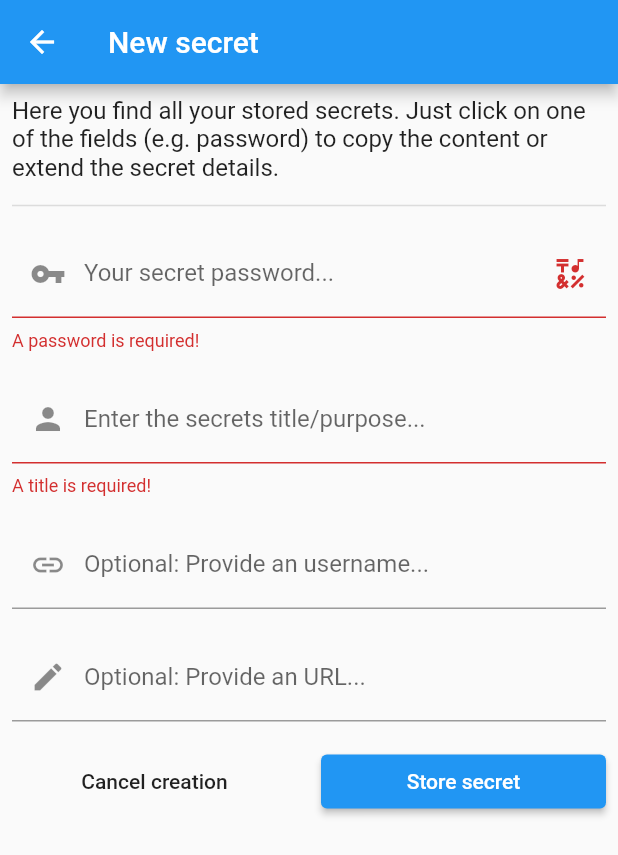
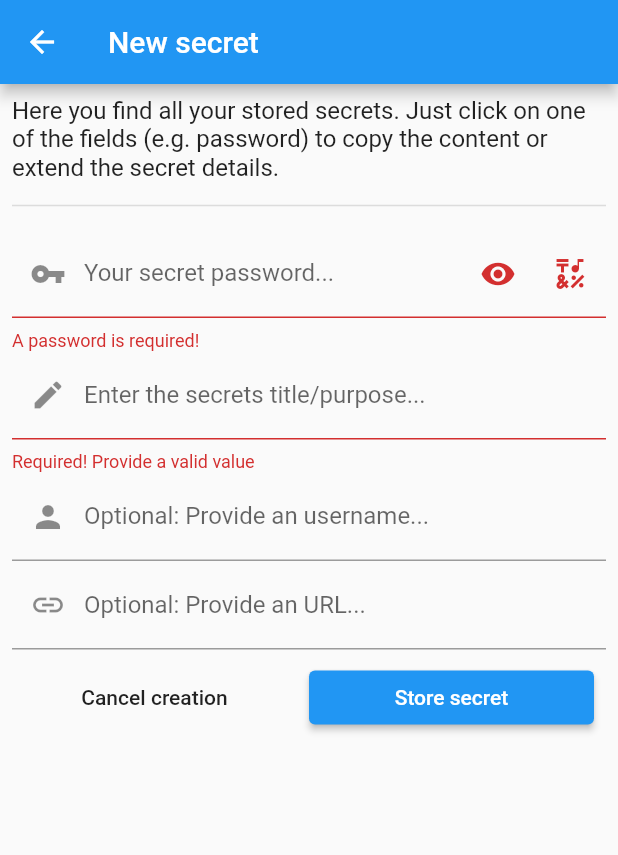
Before and after one commit to oneaxis/lokr_ui, a Flutter app: the SecretCreationView screen opened directly, after a tap on "Store secret", on a phone screen of 412 x 824 dp. Shown: the top 855 px of the screen. Run offline on Flutter 3.47's test engine with Material 2 defaults, Android fonts, the phone set to English and light mode, and no system bars; generated files the repository leaves out were written again; network calls fail.

Commit message:
feature/4: refined creation layout

```diff
--- a/lib/secret-creation-view.dart
+++ b/lib/secret-creation-view.dart
@@ -1,6 +1,7 @@
 import 'package:flutter/cupertino.dart';
 import 'package:flutter/material.dart';
 import 'package:lokr_ui/secret.dart';
+import 'package:lokr_ui/validator.dart';
 
 import 'messaging-service.dart';
 
@@ -23,21 +24,21 @@ class _SecretCreationViewState extends State<SecretCreationView> {
         appBar: AppBar(
           title: Text("New secret"),
         ),
-          body: Column(
+        body: Padding(
+            padding: EdgeInsets.all(8),
+            child: Column(
               children: [
-              Padding(
-                padding: EdgeInsets.all(8),
-                child: Text(
+                Text(
                     'Here you find all your stored secrets. Just click on one of the '
                     'fields (e.g. password) to copy the content or extend the secret details.',
                     style: Theme.of(context).textTheme.bodyText1),
-              ),
                 Padding(
-                  padding: EdgeInsets.only(left: 8, right: 8),
+                    padding: EdgeInsets.only(top: 8, bottom: 8),
                     child: Divider(thickness: 1)),
                 _SecretCreationForm(),
               ],
             )),
+      ),
     );
   }
 }
@@ -49,7 +50,7 @@ class _SecretCreationForm extends StatefulWidget {
 
 class __SecretCreationFormState extends State<_SecretCreationForm> {
   final _formKey = GlobalKey<FormState>();
-  var _passwordController = TextEditingController(),
+  final TextEditingController _passwordController = TextEditingController(),
       _titleController = TextEditingController(),
       _usernameController = TextEditingController(),
       _urlController = TextEditingController();
@@ -60,70 +61,18 @@ class __SecretCreationFormState extends State<_SecretCreationForm> {
         key: _formKey,
         child: Column(
           children: [
-            Padding(
-                padding: EdgeInsets.all(8),
-                child: TextFormField(
-                  obscureText: true,
-                  controller: _passwordController,
-                  decoration: InputDecoration(
-                    labelText: 'Your secret password...',
-                    prefixIcon: Icon(Icons.vpn_key),
-                    suffixIcon: IconButton(
-                      icon: Icon(Icons.emoji_symbols),
-                      onPressed: () {},
-                    ),
-                  ),
-                  validator: (value) {
-                    if (value.isEmpty) {
-                      return 'A password is required!';
-                    }
-                    return null;
-                  },
-                )),
-            Padding(
-                padding: EdgeInsets.all(8),
-                child: TextFormField(
-                  controller: _titleController,
-                  decoration: InputDecoration(
-                    labelText: 'Enter the secrets title/purpose...',
-                    prefixIcon: Icon(Icons.person),
-                  ),
-                  validator: (value) {
-                    if (value.isEmpty) {
-                      return 'A title is required!';
-                    }
-                    return null;
-                  },
-                )),
-            Padding(
-                padding: EdgeInsets.all(8),
-                child: TextFormField(
-                  controller: _usernameController,
-                  decoration: InputDecoration(
-                    labelText: 'Optional: Provide an username...',
-                    prefixIcon: Icon(Icons.link),
-                  ),
-                  validator: (value) {
-                    return null;
-                  },
-                )),
-            Padding(
-                padding: EdgeInsets.all(8),
-                child: TextFormField(
-                  controller: _urlController,
-                  decoration: InputDecoration(
-                    labelText: 'Optional: Provide an URL...',
-                    prefixIcon: Icon(Icons.edit),
-                  ),
-                  validator: (value) {
-                    return null;
-                  },
-                )),
+            _PasswordFormField(),
+            _TextFormField('Enter the secrets title/purpose...',
+                prefix: Icon(Icons.edit), validators: [Validator.required]),
+            _TextFormField('Optional: Provide an username...',
+                prefix: Icon(Icons.person)),
+            _TextFormField('Optional: Provide an URL...',
+                prefix: Icon(Icons.link)),
             Row(
               children: [
                 Expanded(
                   child: Padding(
-                  padding: EdgeInsets.all(8),
+                    padding: EdgeInsets.only(right: 8, top: 8),
                     child: FlatButton(
                       onPressed: () {
                         // Validate returns true if the form is valid, or false
@@ -132,10 +81,11 @@ class __SecretCreationFormState extends State<_SecretCreationForm> {
                       },
                       child: Text("Cancel creation"),
                     ),
-                )),
+                  ),
+                ),
                 Expanded(
                   child: Padding(
-                  padding: EdgeInsets.all(8),
+                    padding: EdgeInsets.only(right: 8, top: 8),
                     child: ElevatedButton(
                       onPressed: () {
                         // Validate returns true if the form is valid, or false
@@ -147,16 +97,113 @@ class __SecretCreationFormState extends State<_SecretCreationForm> {
                             username: _usernameController.text,
                             url: _urlController.text,
                           );
-                        MessagingService.showSnackBarMessage(context, 'Processing Data for $secret');
+                          MessagingService.showSnackBarMessage(
+                              context, 'Processing Data for $secret');
                         }
                       },
                       child: Text('Store secret'),
                     ),
-                )),
+                  ),
+                ),
               ],
             ),
           ],
         ));
+  }
+}
+
+class _TextFormField extends StatelessWidget {
+  final TextEditingController _controller = TextEditingController();
+  final String label;
+  Icon suffix, prefix;
+  List<Function> validators;
+
+  _TextFormField(this.label, {this.suffix, this.prefix, this.validators});
+
+  @override
+  Widget build(BuildContext context) {
+    return Row(
+      children: [
+        Expanded(
+          flex: 8,
+          child: TextFormField(
+            controller: _controller,
+            decoration: InputDecoration(
+              labelText: label,
+              prefixIcon: prefix ?? prefix,
+              suffixIcon: suffix ?? suffix,
+            ),
+            validator: (value) {
+              for (final validator in validators) {
+                return validator(value);
+              }
+              return null;
+            },
+          ),
+        )
+      ],
+    );
+  }
+}
+
+class _PasswordFormField extends StatefulWidget {
+  @override
+  _PasswordFormFieldState createState() => _PasswordFormFieldState();
+}
+
+class _PasswordFormFieldState extends State<_PasswordFormField> {
+  final TextEditingController _passwordController = TextEditingController();
+  bool _isPasswordVisible = false;
+
+  void togglePasswordVisibility() {
+    this.setState(() {
+      _isPasswordVisible = !_isPasswordVisible;
+    });
+  }
+
+  @override
+  Widget build(BuildContext context) {
+    return Row(
+      children: [
+        Expanded(
+          flex: 8,
+          child: TextFormField(
+            obscureText: !_isPasswordVisible,
+            controller: _passwordController,
+            decoration: InputDecoration(
+                labelText: 'Your secret password...',
+                prefixIcon: Icon(Icons.vpn_key),
+                suffixIcon: Row(
+                    mainAxisAlignment: MainAxisAlignment.spaceBetween,
+                    // added line
+                    mainAxisSize: MainAxisSize.min,
+                    children: [
+                      IconButton(
+                        icon: _isPasswordVisible
+                            ? Icon(Icons.visibility_off)
+                            : Icon(Icons.visibility),
+                        onPressed: () {
+                          this.togglePasswordVisibility();
+                        },
+                      ),
+                      IconButton(
+                        icon: Icon(Icons.emoji_symbols),
+                        onPressed: () {
+                          _passwordController.text =
+                              _generateRandomSecurePassword();
+                        },
+                      )
+                    ])),
+            validator: (value) {
+              if (value.isEmpty) {
+                return 'A password is required!';
+              }
+              return null;
+            },
+          ),
+        ),
+      ],
+    );
   }
 }
 
--- a/lib/validator.dart
+++ b/lib/validator.dart
@@ -1,27 +1,7 @@
 import 'package:lokr_ui/secret.dart';
 
 class Validator {
-  bool isValid(Secret secret) {
-    if (secret.url != null && !_isValidURL(secret.url)) return false;
-    if (secret.username != null && !_isValidUsername(secret.username))
-      return false;
-
-    return _isValidPassword(secret.password) && _isValidTitle(secret.title);
-  }
-
-  bool _isValidURL(String url) {
-    return url.isNotEmpty;
-  }
-
-  bool _isValidPassword(String password) {
-    return password.isNotEmpty;
-  }
-
-  bool _isValidUsername(String username) {
-    return username.isNotEmpty;
-  }
-
-  bool _isValidTitle(String title) {
-    return title.isNotEmpty;
+  static String required(String value) {
+    return value.isEmpty ? 'Required! Provide a valid value' : null;
   }
 }
```
Lines whose indentation alone changed are shown as unchanged.
